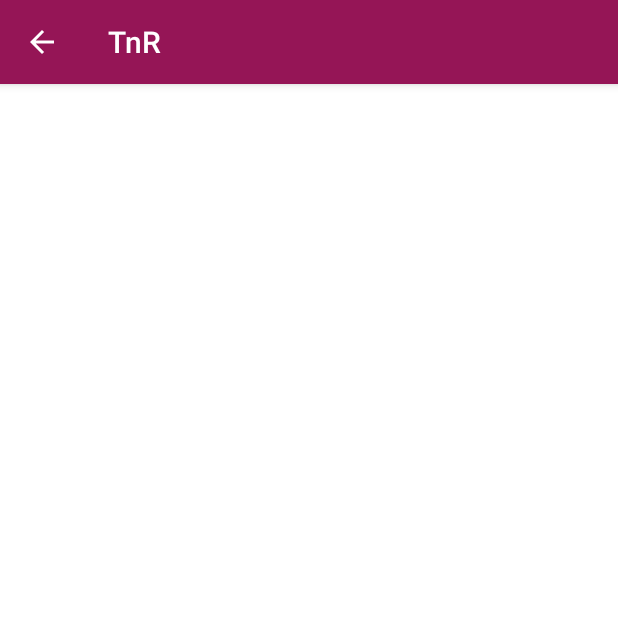
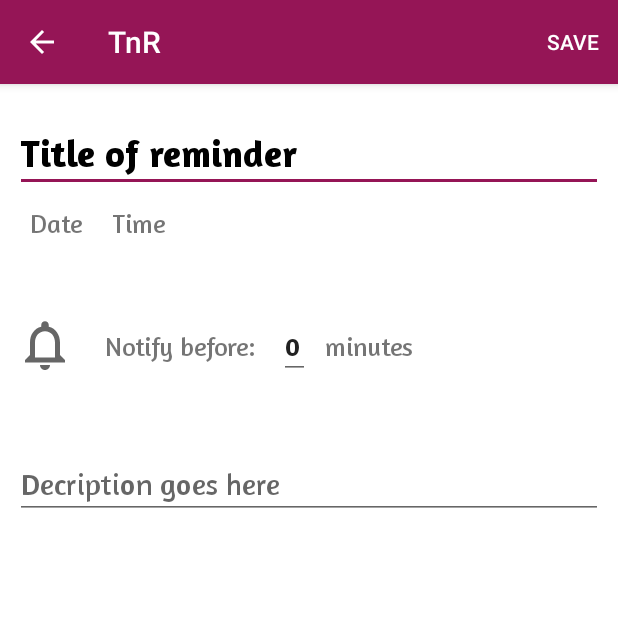
Before and after one commit to ashwin1241/TnR, an Android app: the Reminder_Preview screen opened directly, with no data from a screen before it, on a phone screen of 412 x 824 dp, the top half of it. Run offline under Robolectric (Android 15) with nearby library versions, the phone set to English and light mode, and no system bars; 5 statements that could not run were skipped.

Commit message:
UI and preview updates

```diff
--- a/app/src/main/AndroidManifest.xml
+++ b/app/src/main/AndroidManifest.xml
@@ -12,7 +12,7 @@
         android:theme="@style/Theme.TnR">
         <activity android:name=".Reminder_Preview"
             android:configChanges="orientation"
-            android:parentActivityName=".Reminders"
+            android:parentActivityName=".Reminder"
             android:screenOrientation="portrait"/>
         <activity android:name=".Add_Reminder"
             android:configChanges="orientation"
@@ -28,7 +28,7 @@
             android:parentActivityName=".Dashboard"
             android:screenOrientation="portrait" />
         <activity
-            android:name=".Reminders"
+            android:name=".Reminder"
             android:configChanges="orientation"
             android:parentActivityName=".Dashboard"
             android:screenOrientation="portrait" />
--- a/app/src/main/java/com/tnr/Dashboard.java
+++ b/app/src/main/java/com/tnr/Dashboard.java
@@ -25,7 +25,7 @@ public class Dashboard extends AppCompatActivity {
         reminders.setOnClickListener(new View.OnClickListener() {
             @Override
             public void onClick(View v) {
-                Intent intent = new Intent(Dashboard.this,Reminders.class);
+                Intent intent = new Intent(Dashboard.this, Reminder.class);
                 startActivity(intent);
             }
         });
--- a/app/src/main/java/com/tnr/Reminder_Preview.java
+++ b/app/src/main/java/com/tnr/Reminder_Preview.java
@@ -1,9 +1,17 @@
 package com.tnr;
 
+import androidx.annotation.NonNull;
 import androidx.appcompat.app.AppCompatActivity;
 
+import android.content.Intent;
 import android.content.SharedPreferences;
 import android.os.Bundle;
+import android.view.Menu;
+import android.view.MenuInflater;
+import android.view.MenuItem;
+import android.widget.EditText;
+import android.widget.TextView;
+import android.widget.Toast;
 
 import com.google.gson.Gson;
 import com.google.gson.reflect.TypeToken;
@@ -17,6 +25,11 @@ public class Reminder_Preview extends AppCompatActivity {
     private List<Reminder_card_data> remlList;
     private int position;
     private long card_id;
+    private EditText prev_title;
+    private TextView prev_date;
+    private TextView prev_time;
+    private EditText time_offset;
+    private EditText prev_desc;
 
     @Override
     protected void onCreate(Bundle savedInstanceState) {
@@ -26,10 +39,50 @@ public class Reminder_Preview extends AppCompatActivity {
 
         loadData();
 
-        position = getIntent().getIntExtra("position",0);
-        card_id = remlList.get(position).getId();
+        card_id = getIntent().getLongExtra("card_id",0);
+        for(int i=0;i<remlList.size();i++)
+        {
+            if(remlList.get(i).getId()==card_id)
+            {
+                position=i;
+                break;
+            }
+        }
+
         getSupportActionBar().setTitle(remlList.get(position).getTitle());
 
+        prev_title = findViewById(R.id.prev_title);
+        prev_date = findViewById(R.id.prev_date);
+        prev_time = findViewById(R.id.prev_time);
+        time_offset = findViewById(R.id.time_offset_for_rem);
+        prev_desc = findViewById(R.id.prev_desc);
+
+        prev_title.setText(remlList.get(position).getTitle());
+        prev_date.setText(remlList.get(position).getDate());
+        prev_time.setText(remlList.get(position).getTime());
+        time_offset.setText("0");
+        prev_desc.setText(remlList.get(position).getDescription());
+
+    }
+
+    @Override
+    public boolean onCreateOptionsMenu(Menu menu) {
+        MenuInflater menuInflater = getMenuInflater();
+        menuInflater.inflate(R.menu.reminder_edit, menu);
+        return super.onCreateOptionsMenu(menu);
+    }
+
+    @Override
+    public boolean onOptionsItemSelected(@NonNull MenuItem item) {
+
+        switch (item.getItemId())
+        {
+            case R.id.save_edited_rem: save_rem_edits();
+                break;
+            case android.R.id.home: startActivity(new Intent(Reminder_Preview.this, Reminder.class));
+                break;
+        }
+        return true;
     }
 
     private void loadData()
@@ -55,4 +108,13 @@ public class Reminder_Preview extends AppCompatActivity {
         editor.apply();
     }
 
+    private void save_rem_edits()
+    {
+        saveData();
+        Toast.makeText(this, "Edits saved", Toast.LENGTH_SHORT).show();
+        Intent intent = new Intent(Reminder_Preview.this,Reminder.class);
+        startActivity(intent);
+        finish();
+    }
+
 }
--- /dev/null
+++ b/app/src/main/res/drawable/ic_outline_notifications_50.xml
@@ -0,0 +1,5 @@
+<vector android:height="50dp" android:tint="?attr/colorControlNormal"
+    android:viewportHeight="24" android:viewportWidth="24"
+    android:width="50dp" xmlns:android="http://schemas.android.com/apk/res/android">
+    <path android:fillColor="@android:color/white" android:pathData="M12,22c1.1,0 2,-0.9 2,-2h-4c0,1.1 0.9,2 2,2zM18,16v-5c0,-3.07 -1.63,-5.64 -4.5,-6.32L13.5,4c0,-0.83 -0.67,-1.5 -1.5,-1.5s-1.5,0.67 -1.5,1.5v0.68C7.64,5.36 6,7.92 6,11v5l-2,2v1h16v-1l-2,-2zM16,17L8,17v-6c0,-2.48 1.51,-4.5 4,-4.5s4,2.02 4,4.5v6z"/>
+</vector>
--- a/app/src/main/res/layout/activity_add_reminder.xml
+++ b/app/src/main/res/layout/activity_add_reminder.xml
@@ -4,7 +4,8 @@
     xmlns:tools="http://schemas.android.com/tools"
     android:layout_width="match_parent"
     android:layout_height="match_parent"
-    tools:context=".Add_Reminder">
+    tools:context=".Add_Reminder"
+    android:scrollbars="vertical">
 
     <TextView
         android:id="@+id/rem_date"
--- a/app/src/main/res/layout/activity_dashboard.xml
+++ b/app/src/main/res/layout/activity_dashboard.xml
@@ -4,7 +4,8 @@
     xmlns:tools="http://schemas.android.com/tools"
     android:layout_width="match_parent"
     android:layout_height="match_parent"
-    tools:context=".Dashboard">
+    tools:context=".Dashboard"
+    android:scrollbars="vertical">
 
     <ImageButton
         android:id="@+id/reminders"
--- a/app/src/main/res/layout/activity_reminder_preview.xml
+++ b/app/src/main/res/layout/activity_reminder_preview.xml
@@ -4,6 +4,102 @@
     xmlns:tools="http://schemas.android.com/tools"
     android:layout_width="match_parent"
     android:layout_height="match_parent"
-    tools:context=".Reminder_Preview">
+    tools:context=".Reminder_Preview"
+    android:scrollbars="vertical">
+
+    <EditText
+        android:id="@+id/prev_title"
+        android:layout_width="match_parent"
+        android:layout_height="wrap_content"
+        android:layout_marginTop="20dp"
+        android:layout_marginStart="10dp"
+        android:layout_marginEnd="10dp"
+        android:textColor="@color/black"
+        android:textSize="25dp"
+        android:text="Title of reminder"
+        android:fontFamily="@font/amaranth_bold"/>
+
+    <TextView
+        android:id="@+id/prev_date"
+        android:layout_width="wrap_content"
+        android:layout_height="wrap_content"
+        android:textSize="17dp"
+        android:layout_below="@id/prev_title"
+        android:layout_marginStart="20dp"
+        android:layout_marginTop="10dp"
+        android:text="Date"
+        android:fontFamily="@font/amaranth"/>
+
+    <TextView
+        android:id="@+id/prev_time"
+        android:layout_width="wrap_content"
+        android:layout_height="wrap_content"
+        android:textSize="17dp"
+        android:layout_below="@id/prev_title"
+        android:layout_toRightOf="@id/prev_date"
+        android:layout_marginStart="20dp"
+        android:layout_marginTop="10dp"
+        android:text="Time"
+        android:fontFamily="@font/amaranth"/>
+
+    <ImageView
+        android:id="@+id/notif_bell"
+        android:layout_width="40dp"
+        android:layout_height="40dp"
+        android:layout_below="@id/prev_date"
+        android:layout_marginTop="50dp"
+        android:layout_marginStart="10dp"
+        android:src="@drawable/ic_outline_notifications_50"/>
+
+    <TextView
+        android:id="@+id/abcd1234"
+        android:layout_below="@id/prev_date"
+        android:layout_width="wrap_content"
+        android:layout_height="wrap_content"
+        android:layout_marginTop="60dp"
+        android:layout_toRightOf="@id/notif_bell"
+        android:layout_marginStart="20dp"
+        android:text="Notify before: "
+        android:textSize="17dp"
+        android:fontFamily="@font/amaranth"/>
+
+    <EditText
+        android:id="@+id/time_offset_for_rem"
+        android:layout_width="wrap_content"
+        android:layout_height="wrap_content"
+        android:layout_below="@id/prev_date"
+        android:layout_marginTop="50dp"
+        android:layout_toRightOf="@id/abcd1234"
+        android:layout_marginStart="10dp"
+        android:inputType="number"
+        android:maxLines="1"
+        android:fontFamily="@font/amaranth_bold"
+        android:textSize="17dp"/>
+
+    <TextView
+        android:layout_width="wrap_content"
+        android:layout_height="wrap_content"
+        android:layout_below="@id/prev_date"
+        android:layout_marginTop="60dp"
+        android:layout_toRightOf="@id/time_offset_for_rem"
+        android:layout_marginStart="10dp"
+        android:text="minutes"
+        android:textSize="17dp"
+        android:fontFamily="@font/amaranth"/>
+
+    <EditText
+        android:id="@+id/prev_desc"
+        android:layout_width="match_parent"
+        android:layout_height="wrap_content"
+        android:layout_below="@id/notif_bell"
+        android:layout_marginTop="50dp"
+        android:layout_marginStart="10dp"
+        android:layout_marginEnd="10dp"
+        android:textSize="20dp"
+        android:maxLines="7"
+        android:ellipsize="end"
+        android:hint="Decription goes here"
+        android:fontFamily="@font/amaranth"
+        android:textColor="@color/black"/>
 
 </RelativeLayout>
--- a/app/src/main/res/layout/activity_reminders.xml
+++ b/app/src/main/res/layout/activity_reminders.xml
@@ -4,7 +4,7 @@
     xmlns:tools="http://schemas.android.com/tools"
     android:layout_width="match_parent"
     android:layout_height="match_parent"
-    tools:context=".Reminders"
+    tools:context=".Reminder"
     android:background="@color/light_grey">
 
     <androidx.recyclerview.widget.RecyclerView
```
Also changed, not shown: app/src/main/java/com/tnr/Add_Reminder.java (+33 -5 lines), app/src/main/java/com/tnr/Reminder.java (renamed from app/src/main/java/com/tnr/Reminders.java, +7 -7 lines), app/src/main/java/com/tnr/Reminder_card_data.java (+9 -0 lines).
